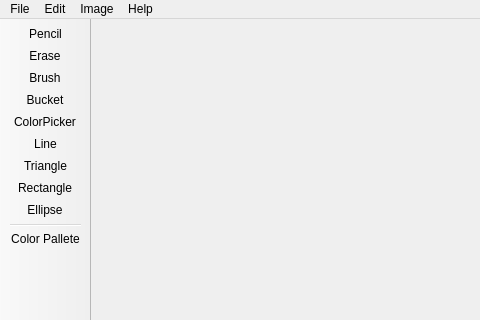
First picture: the form in SimplePaint/forms/mainwindow.ui, repository MATF-RS20/RS011-simple-paint, before the edit; both pictures show x 0 to 480 and y 0 to 320 of the 1300 by 521 pixel window.
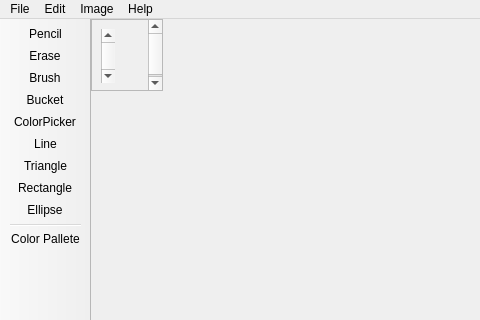
Second picture: the form after the edit. Icons and pictures are not drawn.

```diff
--- a/SimplePaint/forms/mainwindow.ui
+++ b/SimplePaint/forms/mainwindow.ui
@@ -26,18 +26,49 @@
    <enum>QTabWidget::Rounded</enum>
   </property>
   <widget class="QWidget" name="centralwidget">
-   <widget class="QLabel" name="image_label">
+   <property name="layoutDirection">
+    <enum>Qt::LeftToRight</enum>
+   </property>
+   <widget class="QWidget" name="verticalLayoutWidget">
     <property name="geometry">
      <rect>
-      <x>130</x>
-      <y>20</y>
-      <width>651</width>
-      <height>401</height>
+      <x>0</x>
+      <y>0</y>
+      <width>72</width>
+      <height>72</height>
      </rect>
     </property>
-    <property name="text">
-     <string/>
-    </property>
+    <layout class="QVBoxLayout" name="verticalLayout">
+     <item>
+      <widget class="QScrollArea" name="scrollArea">
+       <property name="widgetResizable">
+        <bool>true</bool>
+       </property>
+       <widget class="QWidget" name="scrollAreaWidgetContents">
+        <property name="geometry">
+         <rect>
+          <x>0</x>
+          <y>0</y>
+          <width>54</width>
+          <height>72</height>
+         </rect>
+        </property>
+        <layout class="QVBoxLayout" name="verticalLayout_2">
+         <item>
+          <widget class="QScrollBar" name="verticalScrollBar">
+           <property name="mouseTracking">
+            <bool>true</bool>
+           </property>
+           <property name="orientation">
+            <enum>Qt::Vertical</enum>
+           </property>
+          </widget>
+         </item>
+        </layout>
+       </widget>
+      </widget>
+     </item>
+    </layout>
    </widget>
   </widget>
   <widget class="QMenuBar" name="menubar">
```
Left out of the diff: 6 changed lines with no effect on the pictures.
